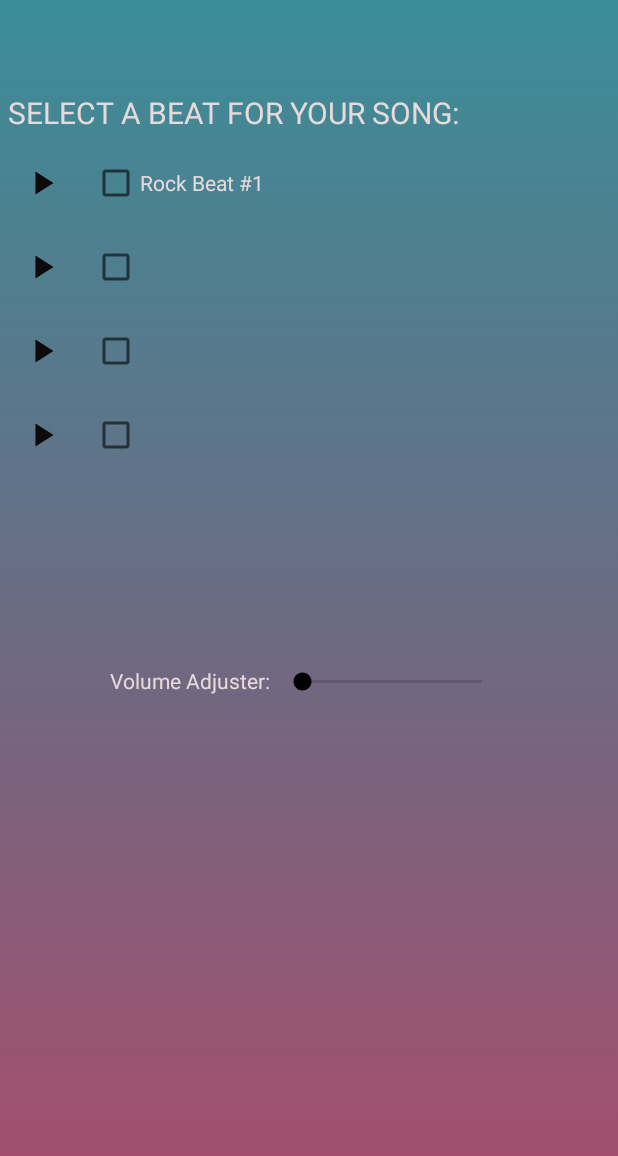
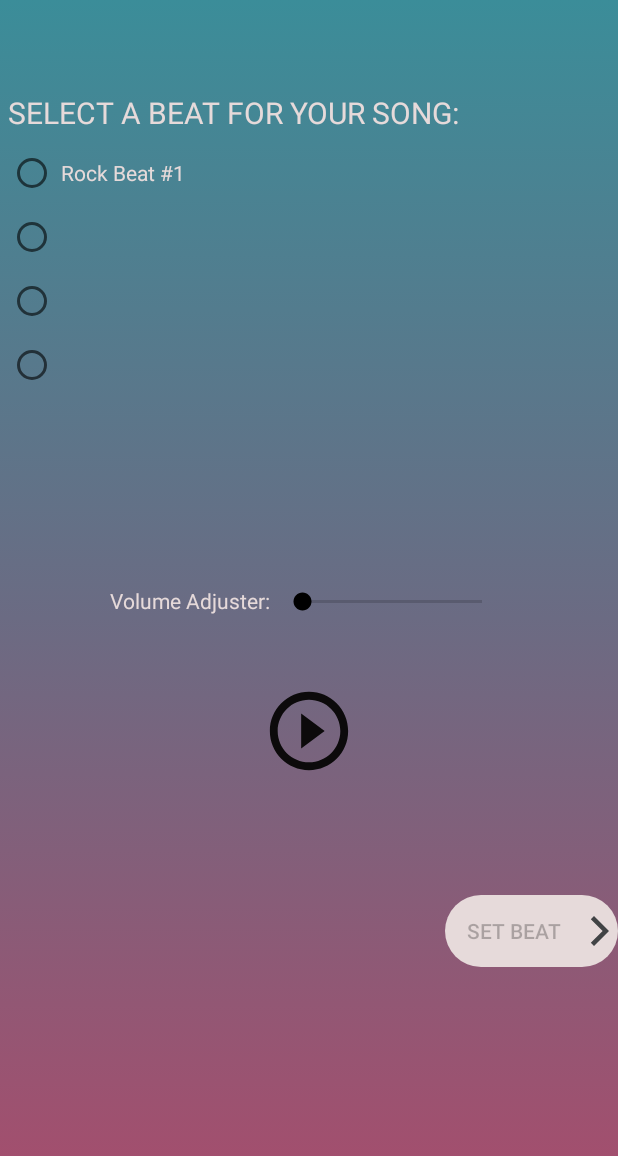
Before and after one commit to jtclapp/MApp, an Android app: the BeatPage2 screen opened directly, with no data from a screen before it, on a phone screen of 412 x 824 dp. Shown: the top 1156 px of the screen. Run offline under Robolectric (Android 15) with nearby library versions, the phone set to English and light mode, and no system bars.

Commit message:
All Beat Pages Fixed!

```diff
--- a/app/src/main/java/com/example/musicapp/BeatPage2.java
+++ b/app/src/main/java/com/example/musicapp/BeatPage2.java
@@ -5,7 +5,9 @@ import android.media.MediaPlayer;
 import android.os.Bundle;
 import android.os.Environment;
 import android.view.View;
+import android.widget.Button;
 import android.widget.CheckBox;
+import android.widget.RadioButton;
 import android.widget.SeekBar;
 import android.widget.ToggleButton;
 import androidx.appcompat.app.AlertDialog;
@@ -16,152 +18,81 @@ import java.io.IOException;
 public class BeatPage2 extends AppCompatActivity {
     MediaPlayer player;
     File path;
-    CheckBox checkBox1;
-    CheckBox checkBox2;
-    CheckBox checkBox3;
-    CheckBox checkBox4;
     SeekBar volumeadj;
     float setVolume;
-
-    ToggleButton T1, T2, T3, T4;
     int check;
+    RadioButton R1,R2,R3,R4;
+    ToggleButton FinalPlay;
+    Button next;
 
     @Override
     protected void onCreate(Bundle savedInstanceState) {
         super.onCreate(savedInstanceState);
         setContentView(R.layout.beat2_activity);
 
-        T1 = findViewById(R.id.play_rock1);
-        T1.setOnClickListener(new View.OnClickListener() {
+        R1 = findViewById(R.id.checkBox3);
+        R1.setOnClickListener(new View.OnClickListener() {
             @Override
             public void onClick(View v) {
-                T2.setActivated(false);
-                T3.setActivated(false);
-                T4.setActivated(false);
-                if (T1.isChecked()) {
-                    T1.setActivated(true);
+                if (R1.isChecked()) {
+                    check = 4;
                     path = new File(getExternalFilesDir(Environment.DIRECTORY_MUSIC) + File.separator + "Rock_Beat#1.mp3");
                     DownloadDialog();
+                }
+            }
+        });
+        R2 = findViewById(R.id.checkBox5);
+        R2.setOnClickListener(new View.OnClickListener() {
+            @Override
+            public void onClick(View v) {
+                if (R2.isChecked()) {
+                    check = 5;
+                }
+            }
+        });
+        R3 = findViewById(R.id.checkBox6);
+        R3.setOnClickListener(new View.OnClickListener() {
+            @Override
+            public void onClick(View v) {
+                if (R3.isChecked()) {
+                    check = 6;
+                }
+            }
+        });
+        R4 = findViewById(R.id.checkBox7);
+        R4.setOnClickListener(new View.OnClickListener() {
+            @Override
+            public void onClick(View v) {
+                if (R4.isChecked()) {
+                    check = 7;
+                }
+            }
+        });
+        FinalPlay = findViewById(R.id.Beat2Play);
+        FinalPlay.setOnClickListener(new View.OnClickListener() {
+            @Override
+            public void onClick(View v) {
+                if (FinalPlay.isChecked()) {
+                    FinalPlay.setActivated(true);
                     new Thread(new Runnable() {
                         @Override
                         public void run() {
+                            DownloadDialog();
                             play();
                         }
                     }).start();
                 }
-                if (T1.isChecked() == false) {
-                    T1.setActivated(false);
+                if (FinalPlay.isChecked() == false) {
+                    FinalPlay.setActivated(false);
                     stopPlayer();
                 }
             }
         });
-        T2 = findViewById(R.id.play_rock2);
-        T2.setOnClickListener(new View.OnClickListener() {
+        next = findViewById(R.id.nextpage2);
+        next.setOnClickListener(new View.OnClickListener() {
             @Override
-            public void onClick(View v) {
-                T1.setActivated(false);
-                T3.setActivated(false);
-                T4.setActivated(false);
-                if (T2.isChecked()) {
-                    T2.setActivated(true);
-
-                    new Thread(new Runnable() {
-                        @Override
-                        public void run() {
-
-                        }
-                    }).start();
-                }
-                if (T2.isChecked() == false) {
-                    T2.setActivated(false);
-                    stopPlayer();
-                }
-            }
-        });
-        T3 = findViewById(R.id.play_rock3);
-        T3.setOnClickListener(new View.OnClickListener() {
-            @Override
-            public void onClick(View v) {
-                T1.setActivated(false);
-                T2.setActivated(false);
-                T4.setActivated(false);
-                if (T3.isChecked()) {
-                    T3.setActivated(true);
-
-                    new Thread(new Runnable() {
-                        @Override
-                        public void run() {
-
-                        }
-                    }).start();
-                }
-                if (T3.isChecked() == false) {
-                    T3.setActivated(false);
-                    stopPlayer();
-                }
-            }
-        });
-        T4 = findViewById(R.id.play_rock4);
-        T4.setOnClickListener(new View.OnClickListener() {
-            @Override
-            public void onClick(View v) {
-                T1.setActivated(false);
-                T2.setActivated(false);
-                T3.setActivated(false);
-                if (T4.isChecked()) {
-                    T4.setActivated(true);
-
-                    new Thread(new Runnable() {
-                        @Override
-                        public void run() {
-
-                        }
-                    }).start();
-                }
-                if (T4.isChecked() == false) {
-                    T4.setActivated(false);
-                    stopPlayer();
-                }
-            }
-        });
-        checkBox1 = findViewById(R.id.checkBox3);
-        checkBox1.setOnClickListener(new View.OnClickListener() {
-            @Override
-            public void onClick(View v) {
-                if (checkBox1.isChecked()) {
-                    check = 4;
-                    openMainAct5();
-                }
-            }
-        });
-        checkBox2 = findViewById(R.id.checkBox5);
-        checkBox2.setOnClickListener(new View.OnClickListener() {
-            @Override
-            public void onClick(View v) {
-                if (checkBox2.isChecked()) {
-                    check = 5;
-                    openMainAct5();
-                }
-            }
-        });
-        checkBox3 = findViewById(R.id.checkBox6);
-        checkBox3.setOnClickListener(new View.OnClickListener() {
-            @Override
-            public void onClick(View v) {
-                if (checkBox3.isChecked()) {
-                    check = 6;
-                    openMainAct5();
-                }
-            }
-        });
-        checkBox4 = findViewById(R.id.checkBox7);
-        checkBox4.setOnClickListener(new View.OnClickListener() {
-            @Override
-            public void onClick(View v) {
-                if (checkBox4.isChecked()) {
-                    check = 7;
-                    openMainAct5();
-                }
+            public void onClick(View view) {
+                openMainAct5();
             }
         });
         volumeadj = findViewById(R.id.Volume2);
@@ -222,12 +153,14 @@ public class BeatPage2 extends AppCompatActivity {
     public void DownloadDialog()
     {
         if(path.exists() != true) {
+            next.setEnabled(false);
+            FinalPlay.setEnabled(false);
             final AlertDialog.Builder builder = new AlertDialog.Builder(BeatPage2.this);
             builder.setMessage("Please Download This Beat To Play It.");
             builder.setPositiveButton("Download", new DialogInterface.OnClickListener() {
                 @Override
                 public void onClick(DialogInterface dialog, int which) {
-                    T1.setActivated(false);T2.setActivated(false);T3.setActivated(false);T4.setActivated(false);
+                    FinalPlay.setActivated(false);
                     Intent intentdownload = new Intent(getApplicationContext(), DownloadedBeats.class);
                     startActivity(intentdownload);
                 }
@@ -235,5 +168,10 @@ public class BeatPage2 extends AppCompatActivity {
             builder.setNegativeButton("Cancel", null);
             builder.show();
         }
+        if(path.exists() == true)
+        {
+            next.setEnabled(true);
+            FinalPlay.setEnabled(true);
+        }
     }
 }
--- a/app/src/main/java/com/example/musicapp/FinalActivity.java
+++ b/app/src/main/java/com/example/musicapp/FinalActivity.java
@@ -91,6 +91,10 @@ public class FinalActivity extends AppCompatActivity {
             public void onClick(final View v) {
                 if (finalplay.isChecked()) {
                     finalplay.setActivated(true);
+                    if(recordedvoice != null)
+                    {
+                        Toast.makeText(FinalActivity.this, "Please wait. Loading...", Toast.LENGTH_LONG).show();
+                    }
                     new Thread(new Runnable() {
                         @Override
                         public void run() {
@@ -246,7 +250,6 @@ public class FinalActivity extends AppCompatActivity {
         Intent Bufferintent = getIntent();
         int SampleHZ = HZintent.getIntExtra("sampleRateInHz", 0);
         int bs = Bufferintent.getIntExtra("buffersizeinbytes", 0);
-        Toast.makeText(FinalActivity.this, "Please wait. Loading...", Toast.LENGTH_LONG).show();
         short[] audioData = new short[bs];
         InputStream inputStream = new FileInputStream(file);
         BufferedInputStream bufferedInputStream = new BufferedInputStream(inputStream);
--- a/app/src/main/java/com/example/musicapp/MainActivity4.java
+++ b/app/src/main/java/com/example/musicapp/MainActivity4.java
@@ -226,6 +226,10 @@ public class MainActivity4 extends AppCompatActivity {
         return true;
     }
     public void SendVoice(View view) {
+        if(textToSpeech.isSpeaking())
+        {
+            textToSpeech.stop();
+        }
         String voicename = " ";
         String voicecountry = " ";
         String voicelang = " ";
--- a/app/src/main/java/com/example/musicapp/SplashScreenActivity.java
+++ b/app/src/main/java/com/example/musicapp/SplashScreenActivity.java
@@ -18,7 +18,7 @@ public class SplashScreenActivity extends AppCompatActivity {
                 .withFullScreen()
                 .withTargetActivity(MainActivity.class)
                 .withSplashTimeOut(3000)
-                .withBackgroundColor(Color.parseColor("#110c11"))
+                .withBackgroundColor(Color.parseColor("#000000"))
                 .withLogo(R.mipmap.ic_musiclogo);
 
         View easySplashScreen = config.create();
--- a/app/src/main/res/layout/beat1_activity.xml
+++ b/app/src/main/res/layout/beat1_activity.xml
@@ -80,14 +80,16 @@
         android:layout_height="wrap_content"
         android:layout_gravity="center"
         android:layout_margin="20dp"
+        android:enabled="false"
         android:background="@drawable/custom_button3"
         android:textOff=""
         android:textOn="" />
 
+
     <TextView
         android:id="@+id/textView11"
         android:layout_width="match_parent"
-        android:layout_height="195dp"/>
+        android:layout_height="117dp"/>
 
     <Button
         android:id="@+id/nextpage1"
--- a/app/src/main/res/layout/beat2_activity.xml
+++ b/app/src/main/res/layout/beat2_activity.xml
@@ -8,7 +8,6 @@
     android:orientation="vertical"
     tools:context="com.example.musicapp.MainActivity">
 
-
     <TextView
         android:id="@+id/textView"
         android:layout_width="wrap_content"
@@ -18,107 +17,39 @@
         android:layout_margin="5dp"
         android:textSize="20dp" />
 
-    <LinearLayout
-        android:id="@+id/progress_horizontal2"
+    <RadioGroup
         android:layout_width="wrap_content"
-        android:layout_height="wrap_content"
-        android:layout_gravity="center_vertical"
-        android:orientation="horizontal">
-
-        <ToggleButton
-            android:id="@+id/play_rock1"
-            android:layout_width="45dp"
-            android:layout_height="45dp"
-            android:background="@drawable/custom_button2"
-            android:layout_margin="5dp"
-            android:textOff=""
-            android:textOn="" />
-
-        <CheckBox
+        android:layout_height="wrap_content">
+        <RadioButton
             android:id="@+id/checkBox3"
             android:layout_width="wrap_content"
             android:layout_height="wrap_content"
-            android:text="Rock Beat #1"
+            android:text=" Rock Beat #1"
             android:layout_margin="5dp"
             android:textColor="#E6DADA" />
 
-    </LinearLayout>
-
-    <LinearLayout
-        android:id="@+id/progress_horizontal3"
-        android:layout_width="wrap_content"
-        android:layout_height="wrap_content"
-        android:layout_gravity="center_vertical"
-        android:orientation="horizontal">
-
-        <ToggleButton
-            android:id="@+id/play_rock2"
-            android:layout_width="45dp"
-            android:layout_height="45dp"
-            android:background="@drawable/custom_button2"
-            android:layout_margin="5dp"
-            android:textOff=""
-            android:textOn="" />
-
-        <CheckBox
+        <RadioButton
             android:id="@+id/checkBox5"
             android:layout_width="wrap_content"
             android:layout_height="wrap_content"
             android:layout_margin="5dp"
             android:textColor="#E6DADA" />
 
-    </LinearLayout>
-
-
-    <LinearLayout
-        android:id="@+id/progress_horizontal4"
-        android:layout_width="wrap_content"
-        android:layout_height="wrap_content"
-        android:layout_gravity="center_vertical"
-        android:orientation="horizontal">
-
-        <ToggleButton
-            android:id="@+id/play_rock3"
-            android:layout_width="45dp"
-            android:layout_height="45dp"
-            android:background="@drawable/custom_button2"
-            android:layout_margin="5dp"
-            android:textOff=""
-            android:textOn="" />
-
-        <CheckBox
+        <RadioButton
             android:id="@+id/checkBox6"
             android:layout_width="wrap_content"
             android:layout_height="wrap_content"
             android:layout_margin="5dp"
             android:textColor="#E6DADA" />
 
-    </LinearLayout>
-
-    <LinearLayout
-        android:id="@+id/progress_horizontal5"
-        android:layout_width="wrap_content"
-        android:layout_height="wrap_content"
-        android:layout_gravity="center_vertical"
-        android:orientation="horizontal">
-
-        <ToggleButton
-            android:id="@+id/play_rock4"
-            android:layout_width="45dp"
-            android:layout_height="45dp"
-            android:background="@drawable/custom_button2"
-            android:layout_margin="5dp"
-            android:textOff=""
-            android:textOn="" />
-
-        <CheckBox
+        <RadioButton
             android:id="@+id/checkBox7"
             android:layout_width="wrap_content"
             android:layout_height="wrap_content"
             android:layout_margin="5dp"
             android:textColor="#E6DADA" />
+    </RadioGroup>
 
-    </LinearLayout>
     <TextView
         android:id="@+id/Beat2TextView"
         android:layout_width="match_parent"
@@ -144,4 +75,31 @@
             android:layout_margin="3dp"
             android:layout_height="wrap_content" />
     </LinearLayout>
+
+    <ToggleButton
+        android:id="@+id/Beat2Play"
+        android:layout_width="wrap_content"
+        android:layout_height="wrap_content"
+        android:layout_gravity="center"
+        android:layout_margin="20dp"
+        android:enabled="false"
+        android:background="@drawable/custom_button3"
+        android:textOff=""
+        android:textOn="" />
+
+    <TextView
+        android:id="@+id/textView11"
+        android:layout_width="match_parent"
+        android:layout_height="35dp"/>
+
+    <Button
+        android:id="@+id/nextpage2"
+        android:layout_width="115dp"
+        android:layout_height="wrap_content"
+        android:layout_gravity="right"
+        android:background="@drawable/rounded_button"
+        android:backgroundTint="#E6DADA"
+        android:drawableRight="@drawable/ic_baseline_arrow_forward_ios_24"
+        android:enabled="false"
+        android:text="Set Beat" />
 </LinearLayout>
```
Also changed, not shown: app/src/main/java/com/example/musicapp/BeatPage1.java (+8 -3 lines), app/src/main/java/com/example/musicapp/Beatpage3.java (+69 -129 lines), app/src/main/java/com/example/musicapp/Beatpage4.java (+33 -16 lines), app/src/main/res/layout/activity_beatpage3.xml (+44 -83 lines), app/src/main/res/layout/activity_beatpage4.xml (+33 -18 lines).
